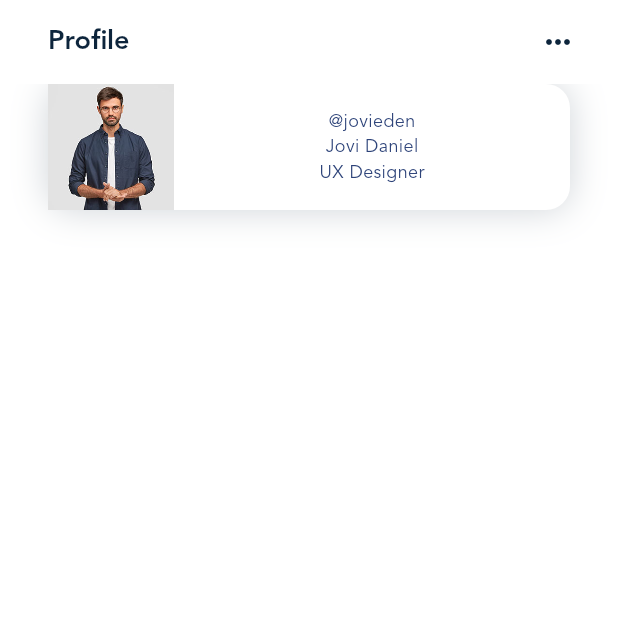
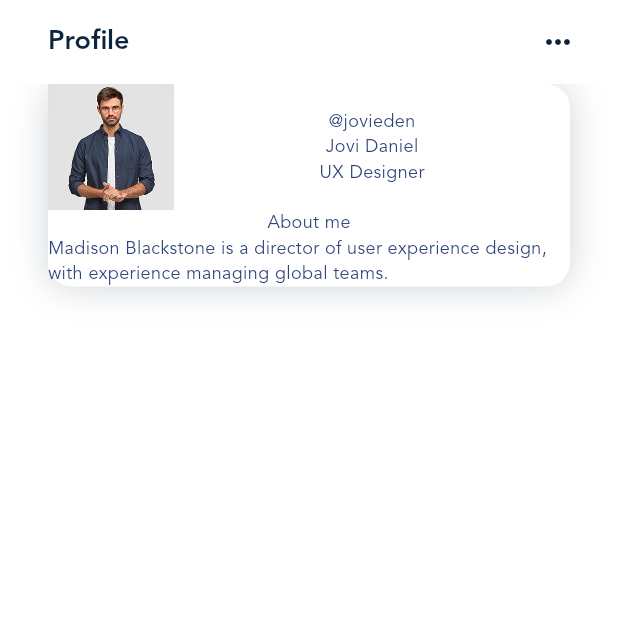
Before and after one commit to aminesmkhani/blog-apk, a Flutter app: the screen it shows after launch, on a phone screen of 412 x 824 dp, the top half of it. Run offline on Flutter 3.47's test engine with Material 3 defaults, Android fonts, the phone set to English and light mode, and no system bars; our stand-ins replace carousel_slider, dotted_border, flutter_svg, smooth_page_indicator, vector_graphics.

Commit message:
add about me!

```diff
--- a/lib/profile.dart
+++ b/lib/profile.dart
@@ -51,6 +51,10 @@ class ProfileScreen extends StatelessWidget {
                     ),
                   ],
                 ),
+                Text('About me'),
+                Text('Madison Blackstone is a director of user experience design, with experience managing global teams.'),
+
+
               ],
             ),
           ),
```
